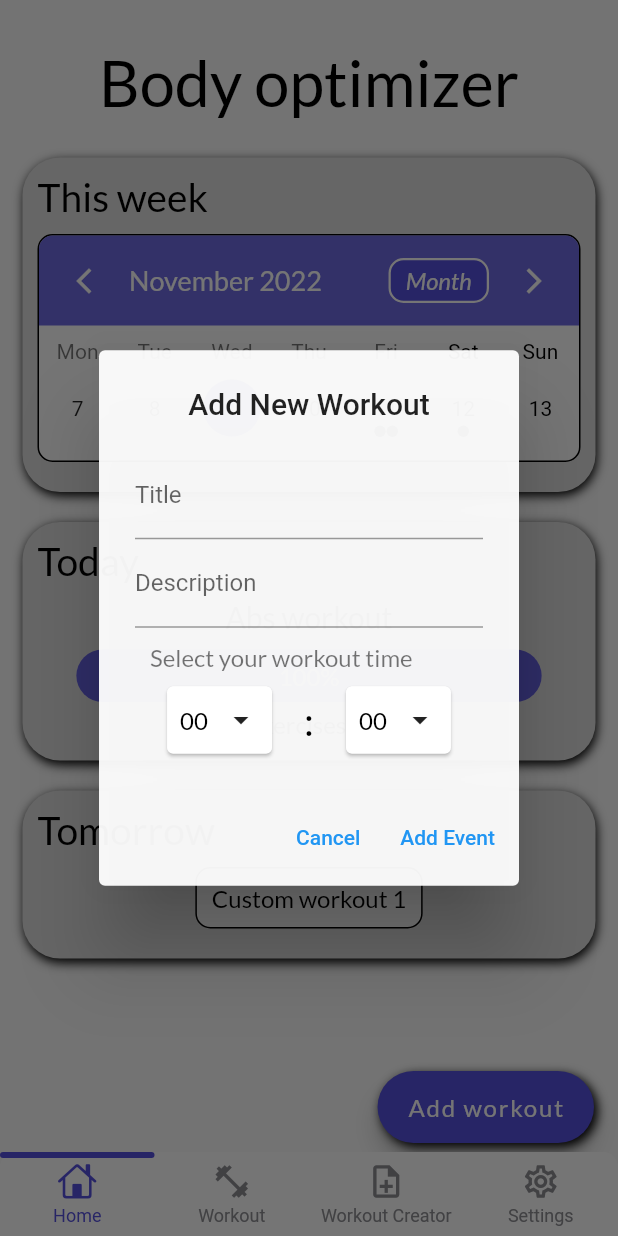
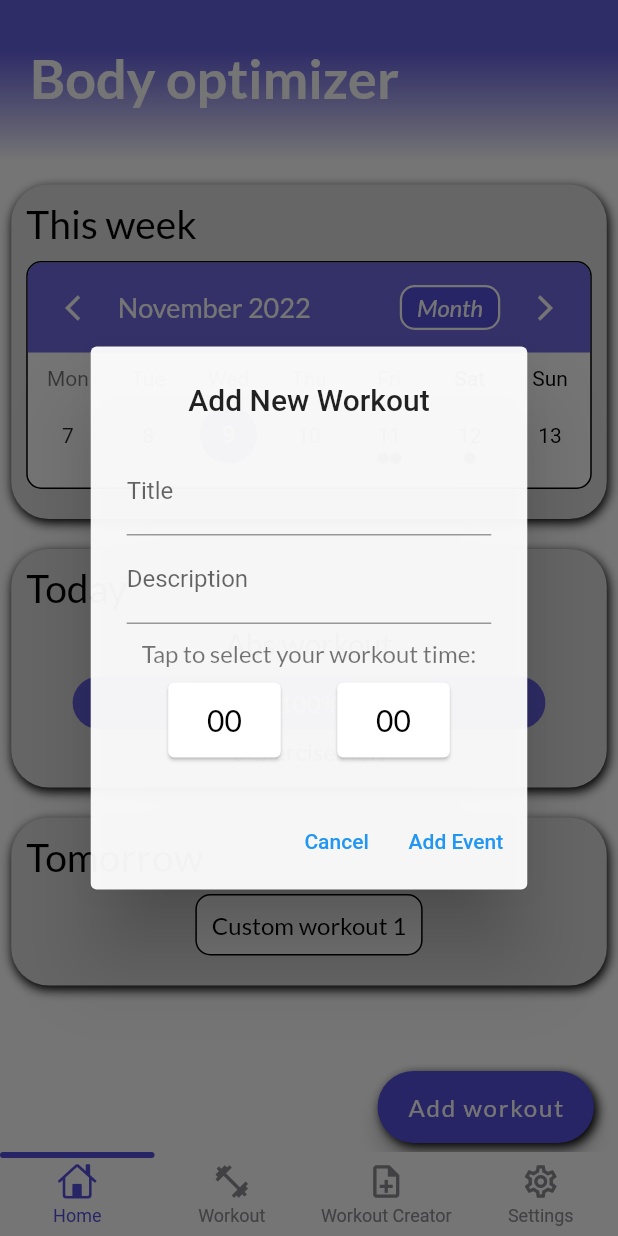
Before and after one commit to dolienn/body_optimizer, a Flutter app: the screen it shows after launch, after a tap on "Add workout", on a phone screen of 412 x 824 dp. Run offline on Flutter 3.47's test engine with Material 2 defaults, Android fonts, the phone set to English and light mode, and no system bars; drawn by our look-alikes of getwidget, persistent_bottom_nav_bar, table_calendar; our stand-ins replace animated_splash_screen, google_fonts; missing offline and left inert: direct_select.

Commit message:
direct select added but it doesn't update without clicking hot reload

```diff
--- a/lib/build_direct.dart
+++ b/lib/build_direct.dart
@@ -11,10 +11,10 @@ class MySelectionItem extends StatelessWidget {
   @override
   Widget build(BuildContext context) {
     return SizedBox(
-      height: 45.0,
+      height: 50.0,
       child: isForList
           ? Padding(
-        padding: const EdgeInsets.all(10.0),
+              padding: PublicVariables().paddingAll,
               child: _buildItem(context),
             )
           : Card(
@@ -30,18 +30,14 @@ class MySelectionItem extends StatelessWidget {
 
   Widget _buildItem(BuildContext context) {
     return Container(
-      width: 70,
+      width: 75,
       alignment: Alignment.center,
       child: FittedBox(
         child: Row(
           children: [
             Text(
               title!,
-              style: PublicVariables().normalText,
-            ),
-            const Padding(padding: EdgeInsets.all(5)),
-            const Icon(
-              Icons.arrow_drop_down_outlined,
+              style: PublicVariables().subheaderText,
             ),
           ],
         ),
--- a/lib/screens/homepage.dart
+++ b/lib/screens/homepage.dart
@@ -70,7 +70,7 @@ class _MyHomePageState extends State<MyHomePage> {
         .toList();
   }
 
-  List<Widget> _buildIMinutes() {
+  List<Widget> _buildMinutes() {
     return minutes
         .map((val) => MySelectionItem(
               title: val,
@@ -124,24 +124,36 @@ class _MyHomePageState extends State<MyHomePage> {
   @override
   Widget build(BuildContext context) {
     return Scaffold(
+      backgroundColor: Colors.white,
       body: SingleChildScrollView(
-        child: Container(
-          width: double.infinity,
-          margin: const EdgeInsets.symmetric(horizontal: 15),
         child: Column(
           children: [
-              Row(
-                mainAxisAlignment: MainAxisAlignment.center,
+            Container(
+              width: double.infinity,
+              padding: const EdgeInsets.only(top: 30, bottom: 40, left: 20),
+              decoration: BoxDecoration(
+                gradient: LinearGradient(
+                  begin: Alignment.topCenter,
+                  end: Alignment.bottomCenter,
+                  colors: [
+                    PublicVariables().mainColor.withOpacity(0.9),
+                    Colors.white,
+                  ],
+                  stops: const [0.3, 0.95],
+                ),
+                color: PublicVariables().cardColor,
+              ),
+              child: Row(
                 children: [
-                  Padding(
-                    padding: const EdgeInsets.only(top: 30.0, bottom: 15),
-                    child: Text(
-                      "Body optimizer",
-                      style: PublicVariables().titleText,
+                  Text("Body optimizer", style: PublicVariables().bannerText),
+                ],
               ),
             ),
-                ],
-              ),
+            Container(
+              width: double.infinity,
+              margin: const EdgeInsets.symmetric(horizontal: 7.5),
+              child: Column(
+                children: [
                   Container(
                     margin: PublicVariables().marginSymmetricVertical,
                     decoration: BoxDecoration(
@@ -158,23 +170,17 @@ class _MyHomePageState extends State<MyHomePage> {
                       padding: PublicVariables().paddingAll,
                       child: Column(
                         children: [
-                      Row(
-                        children: [
-                          Text(
-                            "This week",
-                            style: PublicVariables().headerText,
-                          ),
-                        ],
-                      ),
+                          Row(children: [
+                            Text("This week",
+                                style: PublicVariables().headerText),
+                          ]),
                           Container(
                             margin: PublicVariables().marginSymmetricVertical,
                             padding: const EdgeInsets.only(bottom: 10),
                             decoration: BoxDecoration(
                               color: Colors.white,
                               borderRadius: BorderRadius.circular(10),
-                          border: Border.all(
-                            color: Colors.black,
-                          ),
+                              border: Border.all(color: Colors.black),
                             ),
                             child: TableCalendar(
                               focusedDay: _focusedDay,
@@ -191,8 +197,9 @@ class _MyHomePageState extends State<MyHomePage> {
                                     topLeft: Radius.circular(9),
                                     topRight: Radius.circular(9),
                                   ),
-                              color:
-                                  PublicVariables().mainColor.withOpacity(0.85),
+                                  color: PublicVariables()
+                                      .mainColor
+                                      .withOpacity(0.85),
                                 ),
                                 titleTextStyle: GoogleFonts.lato(
                                   color: Colors.white,
@@ -205,8 +212,8 @@ class _MyHomePageState extends State<MyHomePage> {
                                 ),
                                 formatButtonDecoration: BoxDecoration(
                                   borderRadius: BorderRadius.circular(10),
-                              border:
-                                  Border.all(color: Colors.white, width: 1.5),
+                                  border: Border.all(
+                                      color: Colors.white, width: 1.5),
                                   color: PublicVariables().mainColor,
                                 ),
                                 leftChevronIcon: const Icon(
@@ -261,7 +268,7 @@ class _MyHomePageState extends State<MyHomePage> {
                           ..._listOfDayEvents(_selectedDate!).map(
                             (myEvents) => Container(
                               margin: const EdgeInsets.symmetric(
-                              vertical: 10, horizontal: 5),
+                                  vertical: 10, horizontal: 7.5),
                               decoration: BoxDecoration(
                                 border: Border.all(
                                   color: Colors.black,
@@ -272,7 +279,8 @@ class _MyHomePageState extends State<MyHomePage> {
                               ),
                               child: ListTile(
                                 title: Row(
-                              mainAxisAlignment: MainAxisAlignment.spaceBetween,
+                                  mainAxisAlignment:
+                                      MainAxisAlignment.spaceBetween,
                                   children: [
                                     Text(
                                       "${myEvents['eventTitle']}",
@@ -296,16 +304,19 @@ class _MyHomePageState extends State<MyHomePage> {
                                   ],
                                 ),
                                 subtitle: Row(
-                              mainAxisAlignment: MainAxisAlignment.spaceBetween,
+                                  mainAxisAlignment:
+                                      MainAxisAlignment.spaceBetween,
                                   children: [
                                     Row(
                                       children: [
                                         Text(
                                           "${myEvents['eventDescp']}",
-                                      style: PublicVariables().normalGreyText,
+                                          style:
+                                              PublicVariables().normalGreyText,
                                         ),
                                         const Padding(
-                                        padding: EdgeInsets.only(right: 15)),
+                                            padding:
+                                                EdgeInsets.only(right: 15)),
                                         Text(
                                           "${myEvents['eventTime']}",
                                           style: PublicVariables().normalText,
@@ -359,19 +370,15 @@ class _MyHomePageState extends State<MyHomePage> {
                       padding: PublicVariables().paddingAll,
                       child: Column(
                         children: [
-                      Row(
-                        children: [
-                          Text(
-                            "Today",
-                            style: PublicVariables().headerText,
-                          ),
-                        ],
-                      ),
+                          Row(children: [
+                            Text("Today", style: PublicVariables().headerText),
+                          ]),
                           Row(
                             mainAxisAlignment: MainAxisAlignment.center,
                             children: [
                               Padding(
-                            padding: const EdgeInsets.symmetric(vertical: 10.0),
+                                padding:
+                                    const EdgeInsets.symmetric(vertical: 10.0),
                                 child: Text(
                                   workoutToday,
                                   style: PublicVariables().subheaderText,
@@ -385,19 +392,20 @@ class _MyHomePageState extends State<MyHomePage> {
                               SizedBox(
                                 width: MediaQuery.of(context).size.width * 0.85,
                                 child: GFProgressBar(
+                                  padding: const EdgeInsets.symmetric(
+                                      horizontal: 7.5),
+                                  progressBarColor: PublicVariables()
+                                      .mainColor
+                                      .withOpacity(0.9),
+                                  alignment: MainAxisAlignment.spaceBetween,
                                   percentage: currentProgress,
                                   lineHeight: 35,
-                              alignment: MainAxisAlignment.spaceBetween,
-                              padding:
-                                  const EdgeInsets.symmetric(horizontal: 10),
                                   backgroundColor: Colors.white30,
-                              progressBarColor:
-                                  PublicVariables().mainColor.withOpacity(0.9),
                                   child: Center(
                                     child: Text(
                                       "${((displayedProgress) * 100).round()}%",
+                                      style: PublicVariables().normalWhiteText,
                                       textAlign: TextAlign.end,
-                                  style: PublicVariables().normalWhiteText,
                                     ),
                                   ),
                                 ),
@@ -408,7 +416,8 @@ class _MyHomePageState extends State<MyHomePage> {
                             mainAxisAlignment: MainAxisAlignment.center,
                             children: [
                               Padding(
-                            padding: const EdgeInsets.symmetric(vertical: 5.0),
+                                padding:
+                                    const EdgeInsets.symmetric(vertical: 5.0),
                                 child: Text(
                                   "$numOfExercisesLeft exercises left",
                                   style: PublicVariables().normalText,
@@ -436,26 +445,20 @@ class _MyHomePageState extends State<MyHomePage> {
                       padding: PublicVariables().paddingAll,
                       child: Column(
                         children: [
-                      Row(
-                        children: [
-                          Text(
-                            "Tomorrow",
-                            style: PublicVariables().headerText,
-                          ),
-                        ],
-                      ),
+                          Row(children: [
+                            Text("Tomorrow",
+                                style: PublicVariables().headerText),
+                          ]),
                           Row(
                             mainAxisAlignment: MainAxisAlignment.center,
                             children: [
                               Container(
-                            margin: PublicVariables().marginSymmetricVertical,
+                                margin:
+                                    PublicVariables().marginSymmetricVertical,
                                 decoration: BoxDecoration(
                                   color: Colors.white,
                                   borderRadius: BorderRadius.circular(10),
-                              border: Border.all(
-                                width: 1,
-                                color: Colors.black,
-                              ),
+                                  border: Border.all(color: Colors.black),
                                 ),
                                 child: Padding(
                                   padding: PublicVariables().paddingAll,
@@ -481,22 +484,24 @@ class _MyHomePageState extends State<MyHomePage> {
                 ],
               ),
             ),
+          ],
+        ),
       ),
       floatingActionButton: Container(
         decoration: BoxDecoration(
           borderRadius: BorderRadius.circular(25),
           boxShadow: const [
             BoxShadow(
-                color: Colors.black, blurRadius: 5.0, offset: Offset(2.5, 2.5)),
+              color: Colors.black,
+              blurRadius: 5.0,
+              offset: Offset(2.5, 2.5),
+            ),
           ],
         ),
         child: FloatingActionButton.extended(
           backgroundColor: PublicVariables().mainColor,
           onPressed: () => _showAddEventDialog(),
-          label: Text(
-            "Add workout",
-            style: PublicVariables().normalWhiteText,
-          ),
+          label: Text("Add workout", style: PublicVariables().normalWhiteText),
         ),
       ),
     );
@@ -529,42 +534,8 @@ class _MyHomePageState extends State<MyHomePage> {
     };
   }
 
-  // POPUP WHEN YOU CLICK "ADD EVENT" BUTTON
-  _showAddEventDialog() async {
-    await showDialog(
-      context: context,
-      builder: (context) => AlertDialog(
-        backgroundColor: Colors.white.withOpacity(0.95),
-        title: const Text(
-          "Add New Workout",
-          textAlign: TextAlign.center,
-        ),
-        content: Column(
-          crossAxisAlignment: CrossAxisAlignment.stretch,
-          mainAxisSize: MainAxisSize.min,
-          children: [
-            TextField(
-              controller: titleController,
-              textCapitalization: TextCapitalization.words,
-              decoration: const InputDecoration(
-                labelText: "Title",
-              ),
-            ),
-            TextField(
-              controller: descpController,
-              textCapitalization: TextCapitalization.words,
-              decoration: const InputDecoration(
-                labelText: "Description",
-              ),
-            ),
-            Padding(
-              padding: PublicVariables().paddingAll,
-              child: Text(
-                "Select your workout time",
-                style: PublicVariables().normalGreyText,
-              ),
-            ),
-            Row(
+  _buildDirectSelect() {
+    return Row(
       mainAxisAlignment: MainAxisAlignment.spaceEvenly,
       children: [
         DirectSelect(
@@ -573,38 +544,62 @@ class _MyHomePageState extends State<MyHomePage> {
           selectedIndex: selectedHour!,
           mode: DirectSelectMode.tap,
           selectionColor: PublicVariables().mainColor.withOpacity(0.25),
-                  child: MySelectionItem(
-                    isForList: false,
-                    title: hours[selectedHour!],
-                  ),
+          child: MySelectionItem(isForList: false, title: hours[selectedHour!]),
           onSelectedItemChanged: (index) {
             setState(() {
               selectedHour = index;
             });
+            _buildHours();
           },
-                ),
-                Text(
-                  ":",
-                  style: PublicVariables().headerText,
         ),
         DirectSelect(
           itemExtent: 50.0,
-                  items: _buildIMinutes(),
+          items: _buildMinutes(),
           selectedIndex: selectedMinute!,
           mode: DirectSelectMode.tap,
           selectionColor: PublicVariables().mainColor.withOpacity(0.25),
           child: MySelectionItem(
-                    isForList: false,
-                    title: minutes[selectedMinute!],
-                  ),
+              isForList: false, title: minutes[selectedMinute!]),
           onSelectedItemChanged: (index) {
             setState(() {
               selectedMinute = index;
             });
+            _buildMinutes();
           },
         ),
       ],
+    );
+  }
+
+  // POPUP WHEN YOU CLICK "ADD EVENT" BUTTON
+  _showAddEventDialog() async {
+    await showDialog(
+      context: context,
+      builder: (context) => AlertDialog(
+        backgroundColor: Colors.white.withOpacity(0.95),
+        title: const Text("Add New Workout", textAlign: TextAlign.center),
+        content: Column(
+          crossAxisAlignment: CrossAxisAlignment.stretch,
+          mainAxisSize: MainAxisSize.min,
+          children: [
+            TextField(
+              controller: titleController,
+              textCapitalization: TextCapitalization.words,
+              decoration: const InputDecoration(labelText: "Title"),
             ),
+            TextField(
+              controller: descpController,
+              textCapitalization: TextCapitalization.words,
+              decoration: const InputDecoration(labelText: "Description"),
+            ),
+            Padding(
+              padding: PublicVariables().paddingAll,
+              child: Text(
+                "Tap to select your workout time:",
+                style: PublicVariables().normalGreyText,
+              ),
+            ),
+            _buildDirectSelect(),
           ],
         ),
         actions: [
--- a/lib/screens/mainpage.dart
+++ b/lib/screens/mainpage.dart
@@ -6,7 +6,6 @@ import 'package:body_optimizer/screens/workout.dart';
 import 'package:google_fonts/google_fonts.dart';
 import 'package:flutter/cupertino.dart';
 import 'package:flutter/material.dart';
-
 
 class MainPage extends StatefulWidget {
   const MainPage({Key? key}) : super(key: key);
@@ -21,30 +20,14 @@ class PublicVariables {
   var cardColor = const Color(0xFFDEDEDE);
   var marginSymmetricVertical = const EdgeInsets.symmetric(vertical: 10);
   var paddingAll = const EdgeInsets.all(10);
-  var normalText = GoogleFonts.lato(
-    color: Colors.black,
-    fontSize: 16,
-  );
-  var normalWhiteText = GoogleFonts.lato(
-    color: Colors.white,
-    fontSize: 16,
-  );
-  var normalGreyText = GoogleFonts.lato(
-    color: Colors.black54,
-    fontSize: 16,
-  );
-  var headerText = GoogleFonts.lato(
-    color: Colors.black,
-    fontSize: 26,
-  );
-  var subheaderText = GoogleFonts.lato(
-    color: Colors.black,
-    fontSize: 20,
-  );
-  var titleText = GoogleFonts.lato(
-    color: Colors.black,
-    fontSize: 42,
-  );
+  var normalText = GoogleFonts.lato(color: Colors.black, fontSize: 16);
+  var normalWhiteText = GoogleFonts.lato(color: Colors.white, fontSize: 16);
+  var normalGreyText = GoogleFonts.lato(color: Colors.black54, fontSize: 16);
+  var subheaderText = GoogleFonts.lato(color: Colors.black, fontSize: 20);
+  var headerText = GoogleFonts.lato(color: Colors.black, fontSize: 26);
+  var bannerText = GoogleFonts.lato(
+      color: Colors.white, fontSize: 36, fontWeight: FontWeight.w600);
+  var titleText = GoogleFonts.lato(color: Colors.black, fontSize: 42);
 }
 
 class _MainPageState extends State<MainPage> {
@@ -115,8 +98,7 @@ class _MainPageState extends State<MainPage> {
           curve: Curves.ease,
           duration: Duration(milliseconds: 200),
         ),
-        navBarStyle:
-            NavBarStyle.style4,
+        navBarStyle: NavBarStyle.style4,
       ),
     );
   }
```
Lines whose indentation alone changed are shown as unchanged.
